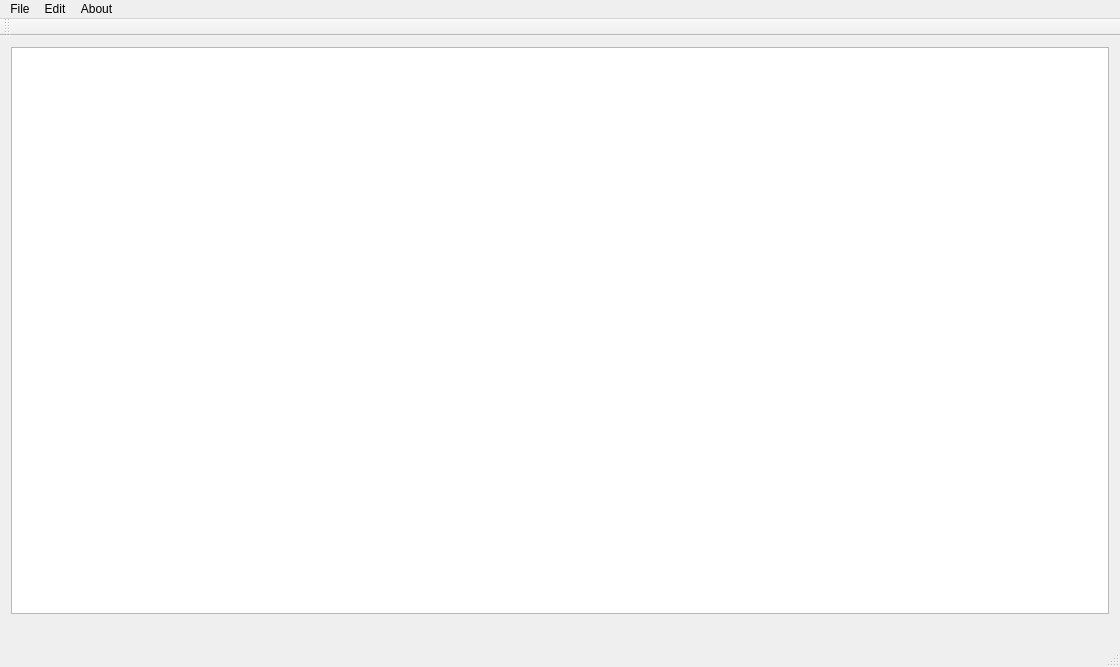
Old version of the form mainwindow.ui in the repository libeiqibns/QNotepad.
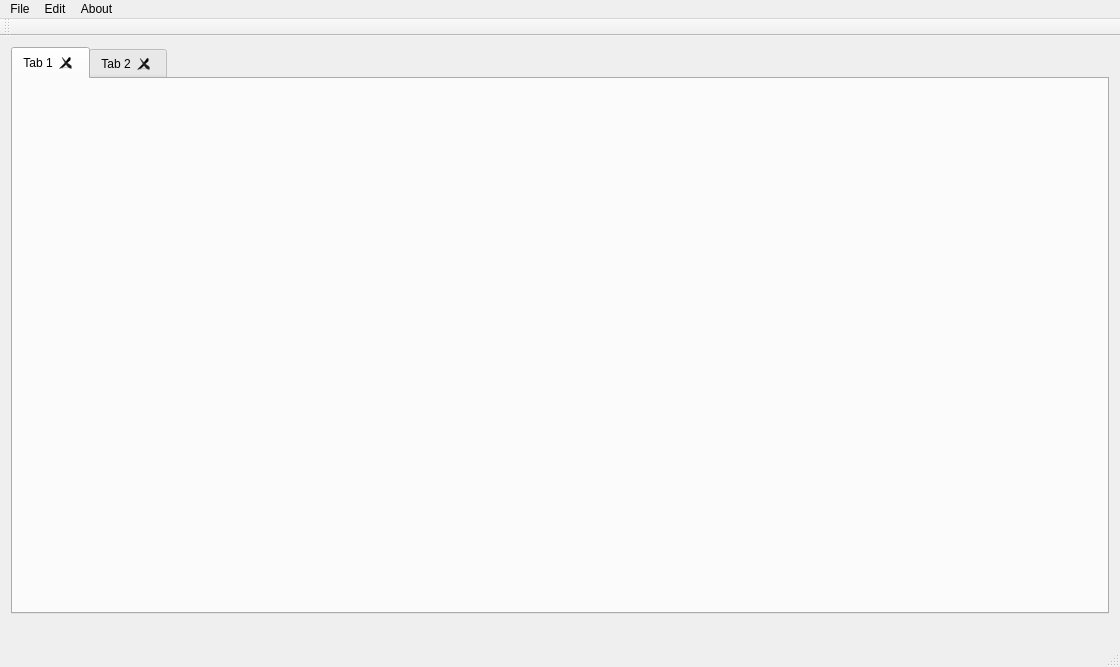
New version of the form. Custom widgets are drawn as their Qt base class.

```diff
--- a/mainwindow.ui
+++ b/mainwindow.ui
@@ -16,10 +16,26 @@
   <widget class="QWidget" name="centralWidget">
    <layout class="QVBoxLayout" name="verticalLayout">
     <item>
-     <widget class="CodeEditor" name="textEdit">
-      <property name="lineWrapMode">
-       <enum>QPlainTextEdit::NoWrap</enum>
+     <widget class="QTabWidget" name="tabWidget">
+      <property name="currentIndex">
+       <number>0</number>
       </property>
+      <property name="tabsClosable">
+       <bool>true</bool>
+      </property>
+      <property name="movable">
+       <bool>true</bool>
+      </property>
+      <widget class="QWidget" name="tab">
+       <attribute name="title">
+        <string>Tab 1</string>
+       </attribute>
+      </widget>
+      <widget class="QWidget" name="tab_2">
+       <attribute name="title">
+        <string>Tab 2</string>
+       </attribute>
+      </widget>
      </widget>
     </item>
     <item>
@@ -177,13 +193,6 @@
   </action>
  </widget>
  <layoutdefault spacing="6" margin="11"/>
- <customwidgets>
-  <customwidget>
-   <class>CodeEditor</class>
-   <extends>QPlainTextEdit</extends>
-   <header>codeeditor.h</header>
-  </customwidget>
- </customwidgets>
  <resources/>
  <connections/>
 </ui>
```
Left out of the diff: 3 changed lines with no effect on the pictures.
